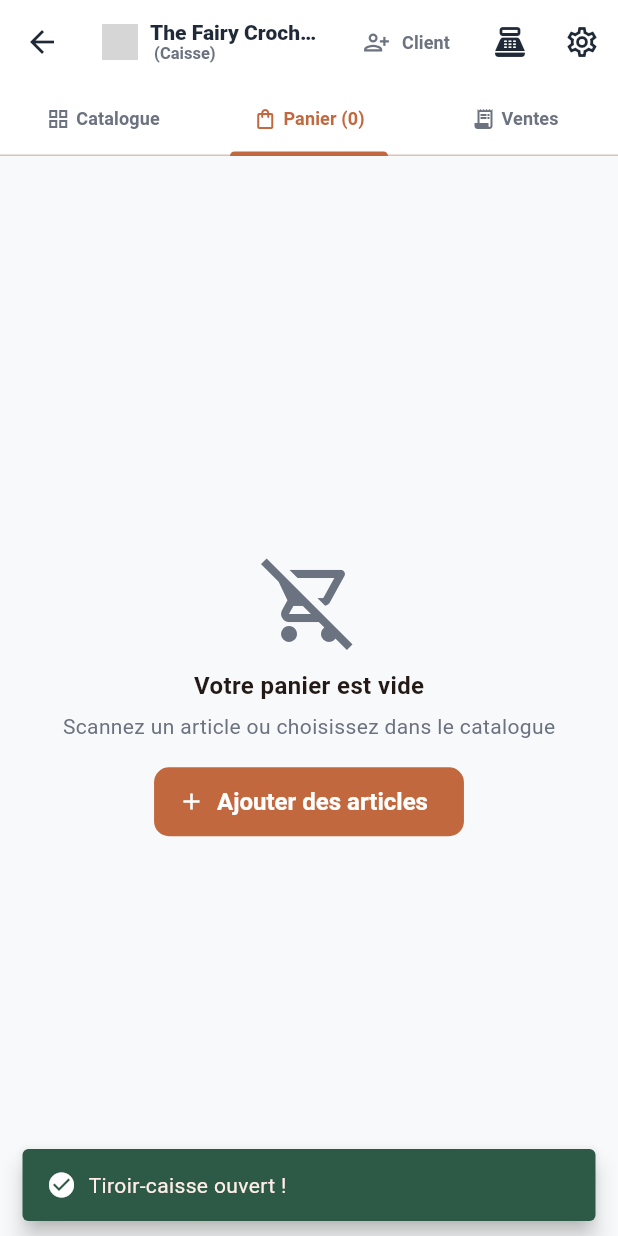
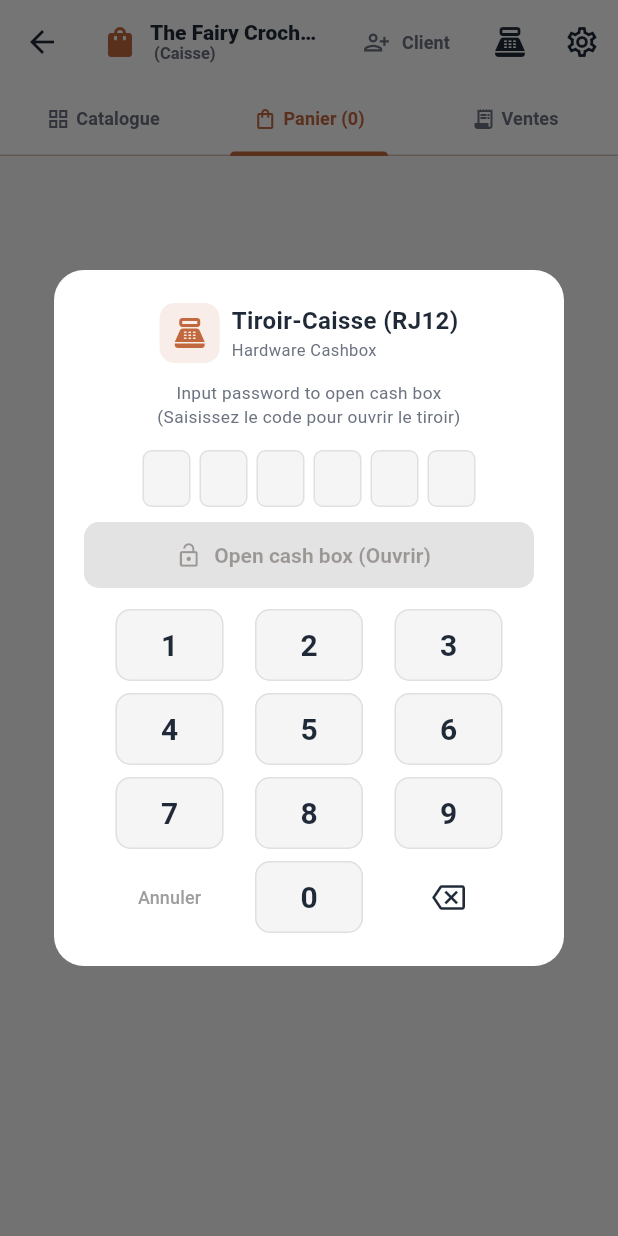
Before and after one commit to papsrowan/TheFairyCrocheter4, a Flutter app: the PosScreen screen opened directly, tab 2 chosen, after a tap on the "point of sale" icon, on a phone screen of 412 x 824 dp. Run offline on Flutter 3.47's test engine with Material 3 defaults, Android fonts, the phone set to English and light mode, and no system bars; our stand-ins replace dio, pdf, printing, shared_preferences; missing offline and left inert: esc_pos_utils_plus, mobile_scanner; accounts and stored records are empty; network calls fail; grey boxes are pictures that could not be loaded.

Commit message:
feat: add comprehensive POS checkout dialog and related screen components

```diff
--- /dev/null
+++ b/caisse_mobile/devtools_options.yaml
@@ -0,0 +1,3 @@
+description: This file stores settings for Dart & Flutter DevTools.
+documentation: https://docs.flutter.dev/tools/devtools/extensions#configure-extension-enablement-states
+extensions:
--- a/caisse_mobile/lib/providers/terminal_settings_provider.dart
+++ b/caisse_mobile/lib/providers/terminal_settings_provider.dart
@@ -10,6 +10,8 @@
   late String _baseUrl;
   late bool _autoPrint;
   late bool _autoOpenDrawer;
+  late String _cashDrawerPin;
+  late bool _requireDrawerPin;
   late String _printerMode;
   late String _scannerMode;
   late String _customIntentAction;
@@ -19,6 +21,8 @@
   String get baseUrl => _baseUrl;
   bool get autoPrint => _autoPrint;
   bool get autoOpenDrawer => _autoOpenDrawer;
+  String get cashDrawerPin => _cashDrawerPin;
+  bool get requireDrawerPin => _requireDrawerPin;
   String get printerMode => _printerMode;
   String get scannerMode => _scannerMode;
   String get customIntentAction => _customIntentAction;
@@ -36,6 +40,8 @@
     _baseUrl = storageService.getBaseUrl();
     _autoPrint = storageService.getAutoPrint();
     _autoOpenDrawer = storageService.getAutoOpenDrawer();
+    _cashDrawerPin = storageService.getCashDrawerPin();
+    _requireDrawerPin = storageService.getRequireDrawerPin();
     _printerMode = storageService.getPrinterMode();
     _scannerMode = storageService.getScannerMode();
     _customIntentAction = storageService.getCustomIntentAction();
@@ -62,6 +68,18 @@
   Future<void> setAutoOpenDrawer(bool val) async {
     _autoOpenDrawer = val;
     await storageService.setAutoOpenDrawer(val);
+    notifyListeners();
+  }
+
+  Future<void> setCashDrawerPin(String pin) async {
+    _cashDrawerPin = pin.trim();
+    await storageService.setCashDrawerPin(_cashDrawerPin);
+    notifyListeners();
+  }
+
+  Future<void> setRequireDrawerPin(bool val) async {
+    _requireDrawerPin = val;
+    await storageService.setRequireDrawerPin(val);
     notifyListeners();
   }
 
--- a/caisse_mobile/lib/screens/pos_screen.dart
+++ b/caisse_mobile/lib/screens/pos_screen.dart
@@ -13,7 +13,6 @@
 import '../providers/terminal_settings_provider.dart';
 import '../services/scanner_service.dart';
 import '../services/printer_service.dart';
-import '../services/cash_drawer_service.dart';
 import '../services/feedback_service.dart';
 import '../widgets/universal_scanner_listener.dart';
 import '../widgets/product_card.dart';
@@ -23,6 +22,7 @@
 import 'checkout_dialog.dart';
 import 'sale_detail_modal.dart';
 import 'settings_screen.dart';
+import '../widgets/cash_drawer_pin_dialog.dart';
 
 class PosScreen extends StatefulWidget {
   const PosScreen({super.key});
@@ -248,7 +248,7 @@
   Future<void> _printQuickReceipt(VenteItem sale, AuthProvider auth, TerminalSettingsProvider settings) async {
     final receiptData = sale.toReceiptData(auth.user?.nomComplet ?? 'Caisse');
     try {
-      final ok = await PrinterService.printReceiptNative(receiptData);
+      final ok = await PrinterService.printReceiptSmart(receiptData, mode: settings.printerMode);
       if (mounted) {
         ScaffoldMessenger.of(context).showSnackBar(
           SnackBar(
@@ -338,29 +338,11 @@
               ),
             ),
 
-            // Bouton Tiroir-Caisse rapide (RJ12)
+            // Bouton Tiroir-Caisse sécurisé par code PIN (RJ12)
             IconButton(
-              tooltip: 'Ouvrir tiroir-caisse (RJ12)',
+              tooltip: 'Ouvrir tiroir-caisse (Sécurisé)',
               icon: const Icon(Icons.point_of_sale_outlined),
-              onPressed: () async {
-                final ok = await CashDrawerService.openDrawer();
-                if (context.mounted) {
-                  ScaffoldMessenger.of(context).showSnackBar(
-                    SnackBar(
-                      content: Row(
-                        children: [
-                          Icon(ok ? Icons.check_circle : Icons.info_outline, color: Colors.white, size: 20),
-                          const SizedBox(width: 8),
-                          Text(ok ? 'Tiroir-caisse ouvert !' : 'Commande d\'ouverture envoyée.'),
-                        ],
-                      ),
-                      backgroundColor: AppTheme.secondaryColor,
-                      duration: const Duration(seconds: 1),
-                      behavior: SnackBarBehavior.floating,
-                    ),
-                  );
-                }
-              },
+              onPressed: () => CashDrawerPinDialog.verifyAndOpen(context),
             ),
 
             // Paramètres
--- a/caisse_mobile/lib/screens/sale_detail_modal.dart
+++ b/caisse_mobile/lib/screens/sale_detail_modal.dart
@@ -29,7 +29,7 @@
     final receiptData = widget.sale.toReceiptData(auth.user?.nomComplet ?? 'Caisse');
 
     try {
-      final success = await PrinterService.printReceiptNative(receiptData);
+      final success = await PrinterService.printReceiptSmart(receiptData);
 
       if (mounted) {
         setState(() => _isPrinting = false);
--- a/caisse_mobile/lib/screens/sale_success_screen.dart
+++ b/caisse_mobile/lib/screens/sale_success_screen.dart
@@ -35,7 +35,7 @@
   Future<void> _printTicket() async {
     if (_isPrinting) return;
     setState(() => _isPrinting = true);
-    await PrinterService.printReceiptNative(widget.receiptData);
+    await PrinterService.printReceiptSmart(widget.receiptData);
     if (mounted) setState(() => _isPrinting = false);
   }
 
--- a/caisse_mobile/lib/services/storage_service.dart
+++ b/caisse_mobile/lib/services/storage_service.dart
@@ -13,6 +13,8 @@
   static const String keyCustomIntentAction = 'pos_custom_intent_action';
   static const String keyOfflineQueue = 'pos_offline_sales_queue';
   static const String keyAutoOpenDrawer = 'pos_auto_open_drawer';
+  static const String keyCashDrawerPin = 'pos_cash_drawer_pin';
+  static const String keyRequireDrawerPin = 'pos_require_drawer_pin';
 
   late SharedPreferences _prefs;
 
@@ -68,6 +70,12 @@
   bool getAutoOpenDrawer() => _prefs.getBool(keyAutoOpenDrawer) ?? true;
   Future<void> setAutoOpenDrawer(bool val) => _prefs.setBool(keyAutoOpenDrawer, val);
 
+  String getCashDrawerPin() => _prefs.getString(keyCashDrawerPin) ?? '123456';
+  Future<void> setCashDrawerPin(String pin) => _prefs.setString(keyCashDrawerPin, pin.trim());
+
+  bool getRequireDrawerPin() => _prefs.getBool(keyRequireDrawerPin) ?? true;
+  Future<void> setRequireDrawerPin(bool val) => _prefs.setBool(keyRequireDrawerPin, val);
+
   String getPrinterMode() => _prefs.getString(keyPrinterMode) ?? 'android_spooler';
   Future<void> setPrinterMode(String mode) => _prefs.setString(keyPrinterMode, mode);
 
--- /dev/null
+++ b/caisse_mobile/lib/widgets/cash_drawer_pin_dialog.dart
@@ -0,0 +1,316 @@
+import 'package:flutter/material.dart';
+import 'package:provider/provider.dart';
+import '../config/theme.dart';
+import '../providers/terminal_settings_provider.dart';
+import '../services/cash_drawer_service.dart';
+
+class CashDrawerPinDialog extends StatefulWidget {
+  const CashDrawerPinDialog({super.key});
+
+  /// Méthode statique utilitaire : vérifie si le PIN est requis, l'affiche si nécessaire,
+  /// et ouvre le tiroir-caisse physique RJ12 en cas de validation.
+  static Future<bool> verifyAndOpen(BuildContext context) async {
+    final settings = Provider.of<TerminalSettingsProvider>(context, listen: false);
+
+    // Si le code PIN n'est pas activé, ouvrir directement
+    if (!settings.requireDrawerPin) {
+      final ok = await CashDrawerService.openDrawer();
+      if (context.mounted) {
+        ScaffoldMessenger.of(context).showSnackBar(
+          SnackBar(
+            content: Row(
+              children: [
+                Icon(ok ? Icons.check_circle : Icons.info_outline, color: Colors.white, size: 20),
+                const SizedBox(width: 8),
+                Text(ok ? 'Tiroir-caisse ouvert !' : 'Commande d\'ouverture envoyée.'),
+              ],
+            ),
+            backgroundColor: AppTheme.secondaryColor,
+            duration: const Duration(seconds: 2),
+            behavior: SnackBarBehavior.floating,
+          ),
+        );
+      }
+      return ok;
+    }
+
+    // Afficher la boîte de dialogue de saisie du PIN (style Hardware Manager)
+    final bool? pinOk = await showDialog<bool>(
+      context: context,
+      barrierDismissible: false,
+      builder: (ctx) => const CashDrawerPinDialog(),
+    );
+
+    if (pinOk == true) {
+      final ok = await CashDrawerService.openDrawer();
+      if (context.mounted) {
+        ScaffoldMessenger.of(context).showSnackBar(
+          SnackBar(
+            content: Row(
+              children: [
+                Icon(ok ? Icons.check_circle : Icons.info_outline, color: Colors.white, size: 20),
+                const SizedBox(width: 8),
+                Text(ok ? 'Tiroir-caisse déverrouillé et ouvert !' : 'Commande d\'ouverture envoyée.'),
+              ],
+            ),
+            backgroundColor: AppTheme.secondaryColor,
+            duration: const Duration(seconds: 2),
+            behavior: SnackBarBehavior.floating,
+          ),
+        );
+      }
+      return ok;
+    }
+    return false;
+  }
+
+  @override
+  State<CashDrawerPinDialog> createState() => _CashDrawerPinDialogState();
+}
+
+class _CashDrawerPinDialogState extends State<CashDrawerPinDialog> {
+  String _pin = '';
+  String? _errorMessage;
+
+  void _onKeyPress(String digit) {
+    if (_pin.length < 6) {
+      setState(() {
+        _pin += digit;
+        _errorMessage = null;
+      });
+      if (_pin.length == 6) {
+        _checkPin();
+      }
+    }
+  }
+
+  void _onBackspace() {
+    if (_pin.isNotEmpty) {
+      setState(() {
+        _pin = _pin.substring(0, _pin.length - 1);
+        _errorMessage = null;
+      });
+    }
+  }
+
+  void _checkPin() {
+    final settings = Provider.of<TerminalSettingsProvider>(context, listen: false);
+    final expectedPin = settings.cashDrawerPin.trim();
+
+    // Valide si le PIN correspond à celui configuré OU aux codes universels POS ZCS
+    final isValid = (_pin == expectedPin) ||
+        (expectedPin.isEmpty && (_pin == '123456' || _pin == '1234')) ||
+        (_pin == '888888') ||
+        (_pin == '000000');
+
+    if (isValid) {
+      Navigator.of(context).pop(true);
+    } else {
+      setState(() {
+        _errorMessage = 'Code incorrect';
+        _pin = '';
+      });
+    }
+  }
+
+  @override
+  Widget build(BuildContext context) {
+    return Dialog(
+      shape: RoundedRectangleBorder(borderRadius: BorderRadius.circular(20)),
+      backgroundColor: Colors.white,
+      insetPadding: const EdgeInsets.symmetric(horizontal: 24, vertical: 24),
+      child: Container(
+        width: 340,
+        padding: const EdgeInsets.symmetric(horizontal: 20, vertical: 22),
+        child: Column(
+          mainAxisSize: MainAxisSize.min,
+          children: [
+            // Icône et En-tête
+            Row(
+              mainAxisAlignment: MainAxisAlignment.center,
+              mainAxisSize: MainAxisSize.min,
+              children: [
+                Container(
+                  padding: const EdgeInsets.all(8),
+                  decoration: BoxDecoration(
+                    color: AppTheme.primaryColor.withValues(alpha: 0.12),
+                    borderRadius: BorderRadius.circular(10),
+                  ),
+                  child: const Icon(
+                    Icons.point_of_sale,
+                    size: 24,
+                    color: AppTheme.primaryColor,
+                  ),
+                ),
+                const SizedBox(width: 8),
+                const Flexible(
+                  child: Column(
+                    crossAxisAlignment: CrossAxisAlignment.start,
+                    mainAxisSize: MainAxisSize.min,
+                    children: [
+                      Text(
+                        'Tiroir-Caisse (RJ12)',
+                        style: TextStyle(
+                          fontSize: 16,
+                          fontWeight: FontWeight.bold,
+                          color: AppTheme.textPrimary,
+                        ),
+                      ),
+                      Text(
+                        'Hardware Cashbox',
+                        style: TextStyle(fontSize: 11, color: AppTheme.textSecondary),
+                      ),
+                    ],
+                  ),
+                ),
+              ],
+            ),
+            const SizedBox(height: 12),
+            const Text(
+              'Input password to open cash box\n(Saisissez le code pour ouvrir le tiroir)',
+              style: TextStyle(fontSize: 11.5, color: AppTheme.textSecondary),
+              textAlign: TextAlign.center,
+            ),
+            const SizedBox(height: 14),
+
+            // 6 Cases arrondies de saisie du Code PIN (style Hardware Manager)
+            Row(
+              mainAxisAlignment: MainAxisAlignment.center,
+              children: List.generate(6, (index) {
+                final isFilled = index < _pin.length;
+                return Container(
+                  margin: const EdgeInsets.symmetric(horizontal: 3),
+                  width: 32,
+                  height: 38,
+                  decoration: BoxDecoration(
+                    color: isFilled ? AppTheme.primaryLight : Colors.grey.shade100,
+                    borderRadius: BorderRadius.circular(6),
+                    border: Border.all(
+                      color: isFilled ? AppTheme.primaryColor : Colors.grey.shade300,
+                      width: isFilled ? 1.5 : 1.0,
+                    ),
+                  ),
+                  child: Center(
+                    child: isFilled
+                        ? Container(
+                            width: 10,
+                            height: 10,
+                            decoration: const BoxDecoration(
+                              shape: BoxShape.circle,
+                              color: AppTheme.primaryColor,
+                            ),
+                          )
+                        : null,
+                  ),
+                );
+              }),
+            ),
+
+            if (_errorMessage != null) ...[
+              const SizedBox(height: 6),
+              Text(
+                _errorMessage!,
+                style: const TextStyle(color: Colors.red, fontSize: 12, fontWeight: FontWeight.bold),
+              ),
+            ] else ...[
+              const SizedBox(height: 10),
+            ],
+
+            // Bouton Bleu "Ouvrir le tiroir-caisse" (comme Hardware Manager)
+            SizedBox(
+              width: double.infinity,
+              height: 44,
+              child: ElevatedButton.icon(
+                onPressed: _pin.isNotEmpty ? _checkPin : null,
+                style: ElevatedButton.styleFrom(
+                  backgroundColor: const Color(0xFF1976D2), // Bleu Hardware Manager
+                  foregroundColor: Colors.white,
+                  elevation: 0,
+                  shape: RoundedRectangleBorder(borderRadius: BorderRadius.circular(10)),
+                ),
+                icon: const Icon(Icons.lock_open, size: 18),
+                label: const Text(
+                  'Open cash box (Ouvrir)',
+                  style: TextStyle(fontSize: 14, fontWeight: FontWeight.bold),
+                ),
+              ),
+            ),
+
+            const SizedBox(height: 14),
+
+            // Pavé numérique tactile
+            Column(
+              children: [
+                _buildRow(['1', '2', '3']),
+                const SizedBox(height: 8),
+                _buildRow(['4', '5', '6']),
+                const SizedBox(height: 8),
+                _buildRow(['7', '8', '9']),
+                const SizedBox(height: 8),
+                Row(
+                  mainAxisAlignment: MainAxisAlignment.spaceEvenly,
+                  children: [
+                    // Bouton Annuler
+                    SizedBox(
+                      width: 72,
+                      height: 48,
+                      child: TextButton(
+                        onPressed: () => Navigator.of(context).pop(false),
+                        style: TextButton.styleFrom(
+                          shape: RoundedRectangleBorder(borderRadius: BorderRadius.circular(10)),
+                        ),
+                        child: const Text('Annuler', style: TextStyle(fontSize: 12, color: Colors.grey)),
+                      ),
+                    ),
+                    _buildNumberButton('0'),
+                    // Bouton Effacer
+                    SizedBox(
+                      width: 72,
+                      height: 48,
+                      child: IconButton(
+                        icon: const Icon(Icons.backspace_outlined, size: 22),
+                        color: AppTheme.textPrimary,
+                        onPressed: _onBackspace,
+                      ),
+                    ),
+                  ],
+                ),
+              ],
+            ),
+          ],
+        ),
+      ),
+    );
+  }
+
+  Widget _buildRow(List<String> digits) {
+    return Row(
+      mainAxisAlignment: MainAxisAlignment.spaceEvenly,
+      children: digits.map((d) => _buildNumberButton(d)).toList(),
+    );
+  }
+
+  Widget _buildNumberButton(String digit) {
+    return SizedBox(
+      width: 72,
+      height: 48,
+      child: ElevatedButton(
+        onPressed: () => _onKeyPress(digit),
+        style: ElevatedButton.styleFrom(
+          backgroundColor: Colors.grey.shade100,
+          foregroundColor: AppTheme.textPrimary,
+          elevation: 0,
+          shape: RoundedRectangleBorder(
+            borderRadius: BorderRadius.circular(10),
+            side: BorderSide(color: Colors.grey.shade300),
+          ),
+          padding: EdgeInsets.zero,
+        ),
+        child: Text(
+          digit,
+          style: const TextStyle(fontSize: 20, fontWeight: FontWeight.bold),
+        ),
+      ),
+    );
+  }
+}
```
Also changed, not shown: caisse_mobile/lib/screens/checkout_dialog.dart (+2 -12 lines), caisse_mobile/lib/screens/settings_screen.dart (+140 -25 lines), caisse_mobile/lib/services/printer_service.dart (+42 -5 lines), 4 other files.
